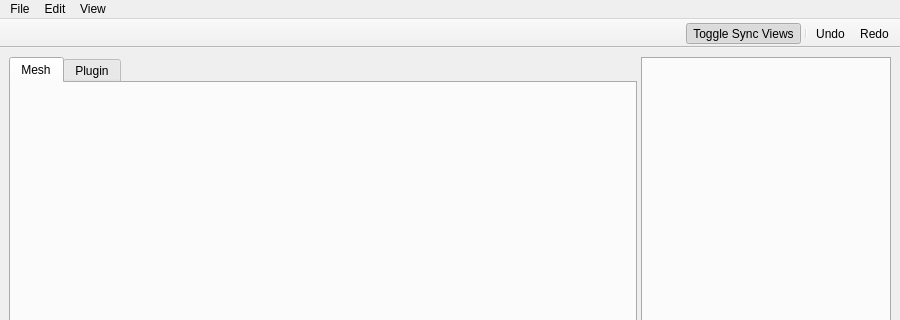
Above: SubVis/app/view/mainwindow.ui from sikessle/subvis before the change; both pictures show x 0 to 900 and y 0 to 320 of the 900 by 700 pixel window. Below: the same form after it.
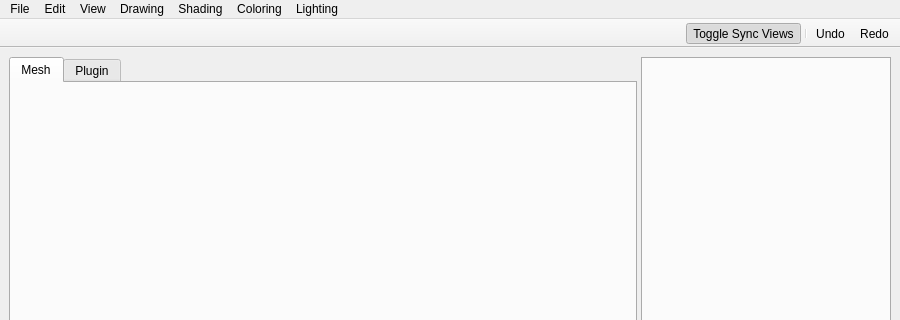
That is the form after the change. Icons and pictures are not drawn.

Commit message: drawing, coloring and lighting menus added

What changed in the file:
```diff
--- a/SubVis/app/view/mainwindow.ui
+++ b/SubVis/app/view/mainwindow.ui
@@ -170,9 +170,42 @@
     <addaction name="action_sync_views"/>
     <addaction name="action_toggle_splitscreen"/>
    </widget>
+   <widget class="QMenu" name="menuDraw">
+    <property name="title">
+     <string>Drawing</string>
+    </property>
+    <addaction name="action_draw_edges"/>
+    <addaction name="action_draw_vertices"/>
+    <addaction name="action_draw_faces"/>
+   </widget>
+   <widget class="QMenu" name="menuShading">
+    <property name="title">
+     <string>Shading</string>
+    </property>
+    <addaction name="action_shading_flat"/>
+    <addaction name="action_shading_smooth"/>
+   </widget>
+   <widget class="QMenu" name="menuColoring">
+    <property name="title">
+     <string>Coloring</string>
+    </property>
+    <addaction name="action_coloring_on"/>
+    <addaction name="action_coloring_off"/>
+   </widget>
+   <widget class="QMenu" name="menuLighting">
+    <property name="title">
+     <string>Lighting</string>
+    </property>
+    <addaction name="action_lighting_on"/>
+    <addaction name="action_lighting_off"/>
+   </widget>
    <addaction name="menu_file"/>
    <addaction name="menu_edit"/>
    <addaction name="menuView"/>
+   <addaction name="menuDraw"/>
+   <addaction name="menuShading"/>
+   <addaction name="menuColoring"/>
+   <addaction name="menuLighting"/>
   </widget>
   <action name="action_load">
    <property name="icon">
```
Left out of the diff: 84 changed lines with no effect on the pictures.
